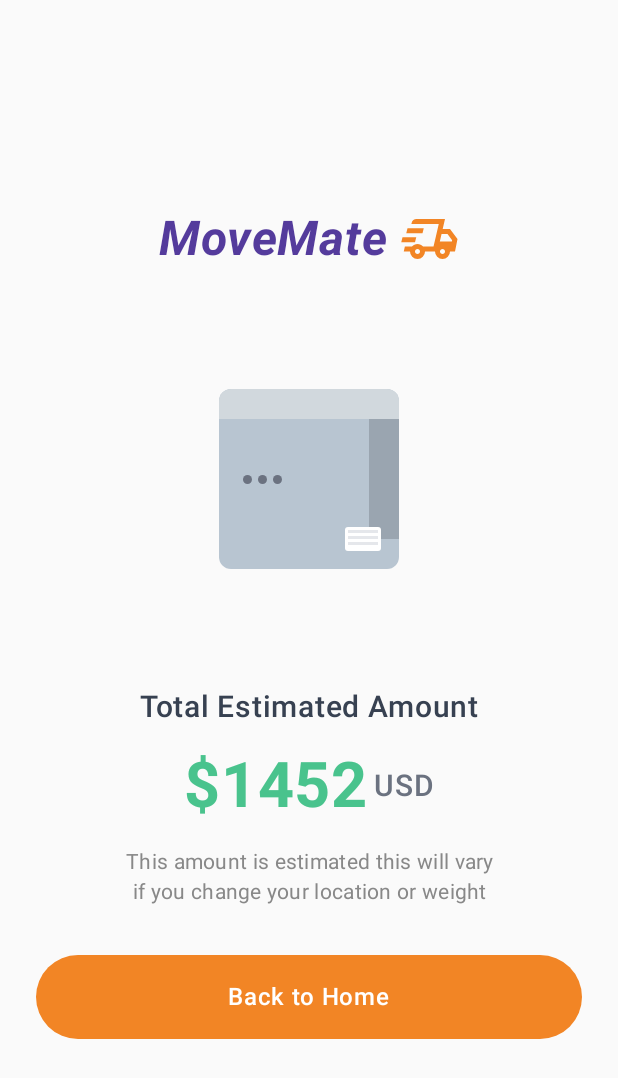
After one commit to Cmi-shote/shipmentApp, an Android app built with Jetpack Compose: the ResultsScreen screen opened through its navigation route, on a phone screen of 412 x 824 dp. The commit adds this screen. Shown: the top 1078 px of the screen. Run offline under Robolectric (Android 15) with nearby library versions, the phone set to English and light mode, and no system bars.

Commit message:
#updated navigation - add results screen

```diff
--- a/app/src/main/java/com/example/shipmentapp/navigation/AppRoute.kt
+++ b/app/src/main/java/com/example/shipmentapp/navigation/AppRoute.kt
@@ -14,4 +14,7 @@ sealed interface AppRoute {
 
     @Serializable
     data object ShipmentHistoryScreen : AppRoute
+
+    @Serializable
+    data object ResultsScreen : AppRoute
 }
--- /dev/null
+++ b/app/src/main/java/com/example/shipmentapp/presentation/components/CustomButton.kt
@@ -0,0 +1,41 @@
+package com.example.shipmentapp.presentation.components
+
+import androidx.compose.foundation.layout.fillMaxWidth
+import androidx.compose.foundation.layout.height
+import androidx.compose.foundation.shape.RoundedCornerShape
+import androidx.compose.material3.Button
+import androidx.compose.material3.ButtonDefaults
+import androidx.compose.material3.MaterialTheme
+import androidx.compose.material3.Text
+import androidx.compose.runtime.Composable
+import androidx.compose.ui.Modifier
+import androidx.compose.ui.graphics.Color
+import androidx.compose.ui.res.colorResource
+import androidx.compose.ui.text.font.FontWeight
+import androidx.compose.ui.unit.dp
+import com.example.shipmentapp.R
+
+@Composable
+fun CustomButton(
+    onClick: () -> Unit,
+    modifier: Modifier = Modifier,
+    text: String = "Calculate"
+) {
+    Button(
+        onClick = onClick,
+        modifier = modifier
+            .fillMaxWidth()
+            .height(56.dp),
+        colors = ButtonDefaults.buttonColors(
+            containerColor = colorResource(id = R.color.app_color_orange)
+        ),
+        shape = RoundedCornerShape(28.dp)
+    ) {
+        Text(
+            text = text,
+            style = MaterialTheme.typography.bodyLarge,
+            fontWeight = FontWeight.Medium,
+            color = Color.White
+        )
+    }
+}
--- a/app/src/main/java/com/example/shipmentapp/presentation/components/CustomTextInput.kt
+++ b/app/src/main/java/com/example/shipmentapp/presentation/components/CustomTextInput.kt
@@ -1,5 +1,6 @@
 package com.example.shipmentapp.presentation.components
 
+import androidx.compose.material3.MaterialTheme
 import androidx.compose.material3.OutlinedTextField
 import androidx.compose.material3.OutlinedTextFieldDefaults
 import androidx.compose.material3.TextFieldColors
@@ -30,9 +31,7 @@ fun CustomOutlineField(
     OutlinedTextField(
         value = value,
         onValueChange = onValueChange,
-        textStyle = TextStyle(
-            fontWeight = FontWeight.Medium
-        ),
+        textStyle = MaterialTheme.typography.titleLarge,
         singleLine = singleLine,
         modifier = modifier,
         leadingIcon = leadingIcon,
--- a/app/src/main/java/com/example/shipmentapp/presentation/components/VehiclesCard.kt
+++ b/app/src/main/java/com/example/shipmentapp/presentation/components/VehiclesCard.kt
@@ -8,6 +8,7 @@ import androidx.compose.foundation.layout.Column
 import androidx.compose.foundation.layout.padding
 import androidx.compose.foundation.layout.size
 import androidx.compose.foundation.shape.RoundedCornerShape
+import androidx.compose.material3.MaterialTheme
 import androidx.compose.material3.Text
 import androidx.compose.runtime.Composable
 import androidx.compose.ui.Alignment
@@ -31,12 +32,11 @@ fun VehiclesCard(
     backgroundColor: Color = Color.White
 ) {
     Box(
-        modifier = modifier
+        modifier = modifier.size(200.dp)
             .background(
                 color = backgroundColor,
                 shape = RoundedCornerShape(16.dp)
-            )
-            .padding(20.dp),
+            ),
         contentAlignment = Alignment.Center
     ) {
         Column(
@@ -45,24 +45,19 @@ fun VehiclesCard(
         ) {
             // Title and Subtitle
             Column(
-                horizontalAlignment = Alignment.CenterHorizontally,
                 verticalArrangement = Arrangement.spacedBy(4.dp)
             ) {
                 Text(
                     text = title,
-                    style = TextStyle(
-                        fontSize = 18.sp,
-                        fontWeight = FontWeight.Bold,
-                        color = Color.Black
+                    style = MaterialTheme.typography.titleLarge,
+                    modifier = Modifier.align(Alignment.Start)
                     )
-                )
                 Text(
                     text = subtitle,
-                    style = TextStyle(
-                        fontSize = 14.sp,
-                        fontWeight = FontWeight.Normal,
-                        color = Color.Gray
-                    )
+                    style = MaterialTheme.typography.bodySmall,
+                    fontWeight = FontWeight.Normal,
+                    color = Color.Gray,
+                    modifier = Modifier.align(Alignment.Start)
                 )
             }
 
--- /dev/null
+++ b/app/src/main/java/com/example/shipmentapp/presentation/results/ResultsScreen.kt
@@ -0,0 +1,229 @@
+package com.example.shipmentapp.presentation.results
+
+import androidx.compose.foundation.background
+import androidx.compose.foundation.layout.*
+import androidx.compose.foundation.shape.RoundedCornerShape
+import androidx.compose.material.icons.Icons
+import androidx.compose.material.icons.filled.LocalShipping
+import androidx.compose.material3.*
+import androidx.compose.runtime.*
+import androidx.compose.ui.Alignment
+import androidx.compose.ui.Modifier
+import androidx.compose.ui.graphics.Color
+import androidx.compose.ui.graphics.vector.ImageVector
+import androidx.compose.ui.res.colorResource
+import androidx.compose.ui.res.vectorResource
+import androidx.compose.ui.text.font.FontStyle
+import androidx.compose.ui.text.font.FontWeight
+import androidx.compose.ui.text.style.TextAlign
+import androidx.compose.ui.unit.dp
+import androidx.compose.ui.unit.sp
+import androidx.compose.ui.tooling.preview.Preview
+import com.example.shipmentapp.R
+import com.example.shipmentapp.presentation.components.CustomButton
+
+@Composable
+fun ResultsScreen(
+    estimatedAmount: String = "$1452",
+    currency: String = "USD",
+    onBackToHome: () -> Unit = {}
+) {
+    Column(
+        modifier = Modifier
+            .fillMaxSize()
+            .background(Color(0xFFFAFAFA))
+            .padding(24.dp),
+        horizontalAlignment = Alignment.CenterHorizontally,
+        verticalArrangement = Arrangement.Center
+    ) {
+        Spacer(modifier = Modifier.height(40.dp))
+
+        // MoveMate Logo and Title
+        MoveMateHeader()
+
+        Spacer(modifier = Modifier.height(60.dp))
+
+        // 3D Package Illustration
+        PackageIllustration()
+
+        Spacer(modifier = Modifier.height(60.dp))
+
+        // Estimation Content
+        EstimationContent(
+            estimatedAmount = estimatedAmount,
+            currency = currency
+        )
+
+        Spacer(modifier = Modifier.height(32.dp))
+
+        CustomButton(onClick = onBackToHome, text = "Back to Home")
+
+        Spacer(modifier = Modifier.height(32.dp))
+    }
+}
+
+@Composable
+private fun MoveMateHeader() {
+    Row(
+        verticalAlignment = Alignment.CenterVertically,
+        horizontalArrangement = Arrangement.Center
+    ) {
+        Text(
+            text = "MoveMate",
+            fontSize = 32.sp,
+            fontWeight = FontWeight.Bold,
+            fontStyle = FontStyle.Italic,
+            color = colorResource(R.color.app_color_purple)
+        )
+        Spacer(modifier = Modifier.width(8.dp))
+        Icon(
+            imageVector = ImageVector.vectorResource(R.drawable.delivery_truck),
+            contentDescription = "MoveMate Logo",
+            tint = colorResource(R.color.app_color_orange),
+            modifier = Modifier.size(40.dp)
+        )
+    }
+}
+
+@Composable
+private fun PackageIllustration() {
+    // 3D-style package box using CSS-like styling with Compose
+    Box(
+        modifier = Modifier.size(160.dp),
+        contentAlignment = Alignment.Center
+    ) {
+        // Main box body
+        Box(
+            modifier = Modifier
+                .size(120.dp)
+                .background(
+                    Color(0xFFB8C5D1), // Light blue-gray
+                    RoundedCornerShape(8.dp)
+                )
+        ) {
+            // Top face highlight
+            Box(
+                modifier = Modifier
+                    .fillMaxWidth()
+                    .height(20.dp)
+                    .background(
+                        Color(0xFFD1D8DD), // Lighter shade
+                        RoundedCornerShape(topStart = 8.dp, topEnd = 8.dp)
+                    )
+            )
+
+            // Side panel
+            Box(
+                modifier = Modifier
+                    .align(Alignment.CenterEnd)
+                    .width(20.dp)
+                    .height(80.dp)
+                    .background(Color(0xFF9AA5B0)) // Darker shade
+            )
+
+            // Shipping label
+            Box(
+                modifier = Modifier
+                    .align(Alignment.BottomEnd)
+                    .padding(12.dp)
+                    .size(width = 24.dp, height = 16.dp)
+                    .background(
+                        Color.White,
+                        RoundedCornerShape(2.dp)
+                    )
+            ) {
+                // Small lines to represent text on label
+                Column(
+                    modifier = Modifier
+                        .fillMaxSize()
+                        .padding(2.dp),
+                    verticalArrangement = Arrangement.spacedBy(2.dp)
+                ) {
+                    repeat(3) {
+                        Box(
+                            modifier = Modifier
+                                .fillMaxWidth()
+                                .height(2.dp)
+                                .background(Color(0xFFE5E7EB))
+                        )
+                    }
+                }
+            }
+
+            // Fragile/Handle with care dots
+            Row(
+                modifier = Modifier
+                    .align(Alignment.CenterStart)
+                    .padding(start = 16.dp),
+                horizontalArrangement = Arrangement.spacedBy(4.dp)
+            ) {
+                repeat(3) {
+                    Box(
+                        modifier = Modifier
+                            .size(6.dp)
+                            .background(
+                                Color(0xFF6B7280),
+                                RoundedCornerShape(50)
+                            )
+                    )
+                }
+            }
+        }
+    }
+}
+
+@Composable
+private fun EstimationContent(
+    estimatedAmount: String,
+    currency: String
+) {
+    Column(
+        horizontalAlignment = Alignment.CenterHorizontally
+    ) {
+        Text(
+            text = "Total Estimated Amount",
+            fontSize = 20.sp,
+            fontWeight = FontWeight.Medium,
+            color = Color(0xFF374151),
+            textAlign = TextAlign.Center
+        )
+
+        Spacer(modifier = Modifier.height(16.dp))
+
+        Row(
+            verticalAlignment = Alignment.CenterVertically
+        ) {
+            Text(
+                text = estimatedAmount,
+                fontSize = 42.sp,
+                fontWeight = FontWeight.Bold,
+                color = Color(0xFF49C38D) // Green color
+            )
+            Spacer(modifier = Modifier.width(4.dp))
+            Text(
+                text = currency,
+                fontSize = 20.sp,
+                fontWeight = FontWeight.Medium,
+                color = Color(0xFF6B7280) // Gray color
+            )
+        }
+
+        Spacer(modifier = Modifier.height(16.dp))
+
+        Text(
+            text = "This amount is estimated this will vary\nif you change your location or weight",
+            style = MaterialTheme.typography.bodyMedium,
+            color = Color.Gray,
+            textAlign = TextAlign.Center,
+            lineHeight = 20.sp
+        )
+    }
+}
+
+@Preview(showBackground = true)
+@Composable
+fun MoveMateEstimationScreenPreview() {
+    MaterialTheme {
+        ResultsScreen()
+    }
+}
--- /dev/null
+++ b/app/src/main/res/drawable/delivery_truck.xml
@@ -0,0 +1,9 @@
+<vector xmlns:android="http://schemas.android.com/apk/res/android"
+    android:width="24dp"
+    android:height="24dp"
+    android:viewportWidth="960"
+    android:viewportHeight="960">
+  <path
+      android:pathData="M280,800q-50,0 -85,-35t-35,-85L60,680l18,-80h113q17,-19 40,-29.5t49,-10.5q26,0 49,10.5t40,29.5h167l84,-360L182,240l4,-17q6,-28 27.5,-45.5T264,160h456l-37,160h117l120,160 -40,200h-80q0,50 -35,85t-85,35q-50,0 -85,-35t-35,-85L400,680q0,50 -35,85t-85,35ZM637,520h193l4,-21 -74,-99h-95l-28,120ZM618,247 L620,240 536,600 538,593 572,447 618,247ZM20,533l20,-80h220l-20,80L20,533ZM100,387 L120,307h260l-20,80L100,387ZM280,720q17,0 28.5,-11.5T320,680q0,-17 -11.5,-28.5T280,640q-17,0 -28.5,11.5T240,680q0,17 11.5,28.5T280,720ZM680,720q17,0 28.5,-11.5T720,680q0,-17 -11.5,-28.5T680,640q-17,0 -28.5,11.5T640,680q0,17 11.5,28.5T680,720Z"
+      android:fillColor="#e3e3e3"/>
+</vector>
```
Also changed, not shown: app/src/main/java/com/example/shipmentapp/navigation/AppNavigation.kt (+26 -3 lines), app/src/main/java/com/example/shipmentapp/presentation/calculate/CalculateScreen.kt (+10 -58 lines), app/src/main/java/com/example/shipmentapp/presentation/components/CustomToolBar.kt (added, +57 -0 lines), app/src/main/java/com/example/shipmentapp/presentation/shipmentHistory/ShipmentHistoryScreen.kt (+10 -29 lines).
